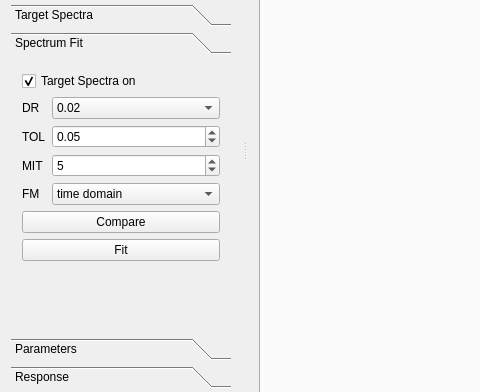
Panchatantra/EQSignal, file EQSignal/mainwindow.ui: the form before one commit; both pictures show x 0 to 480 and y 214 to 606 of the 840 by 701 pixel window.
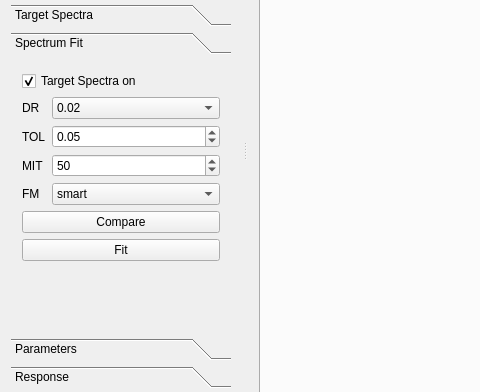
The form after the commit. Icons and pictures are not drawn. Custom widgets are drawn as their Qt base class.

Commit message: smart SPFit

```diff
--- a/EQSignal/mainwindow.ui
+++ b/EQSignal/mainwindow.ui
@@ -1241,7 +1241,7 @@
         <property name="geometry">
          <rect>
           <x>0</x>
-          <y>0</y>
+          <y>-22</y>
           <width>209</width>
           <height>250</height>
          </rect>
@@ -1331,8 +1331,14 @@
            <property name="toolTip">
             <string>&lt;html&gt;&lt;head/&gt;&lt;body&gt;&lt;p&gt;Max iterations of spectral fitting&lt;/p&gt;&lt;/body&gt;&lt;/html&gt;</string>
            </property>
+           <property name="maximum">
+            <number>500</number>
+           </property>
+           <property name="singleStep">
+            <number>10</number>
+           </property>
            <property name="value">
-            <number>5</number>
+            <number>50</number>
            </property>
           </widget>
          </item>
@@ -1352,7 +1358,7 @@
             <string>&lt;html&gt;&lt;head/&gt;&lt;body&gt;&lt;p&gt;Spectral fitting method&lt;/p&gt;&lt;/body&gt;&lt;/html&gt;</string>
            </property>
            <property name="currentIndex">
-            <number>1</number>
+            <number>2</number>
            </property>
            <item>
             <property name="text">
@@ -1364,6 +1370,11 @@
              <string>time domain</string>
             </property>
            </item>
+           <item>
+            <property name="text">
+             <string>smart</string>
+            </property>
+           </item>
           </widget>
          </item>
          <item row="8" column="0" colspan="2">
```
The commit also changes 2 other files.
